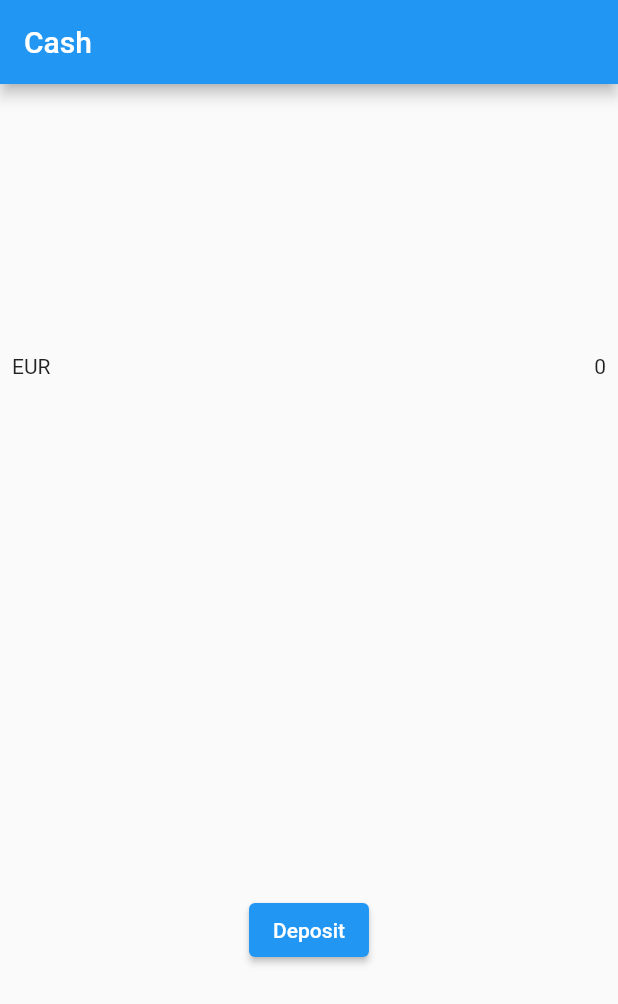
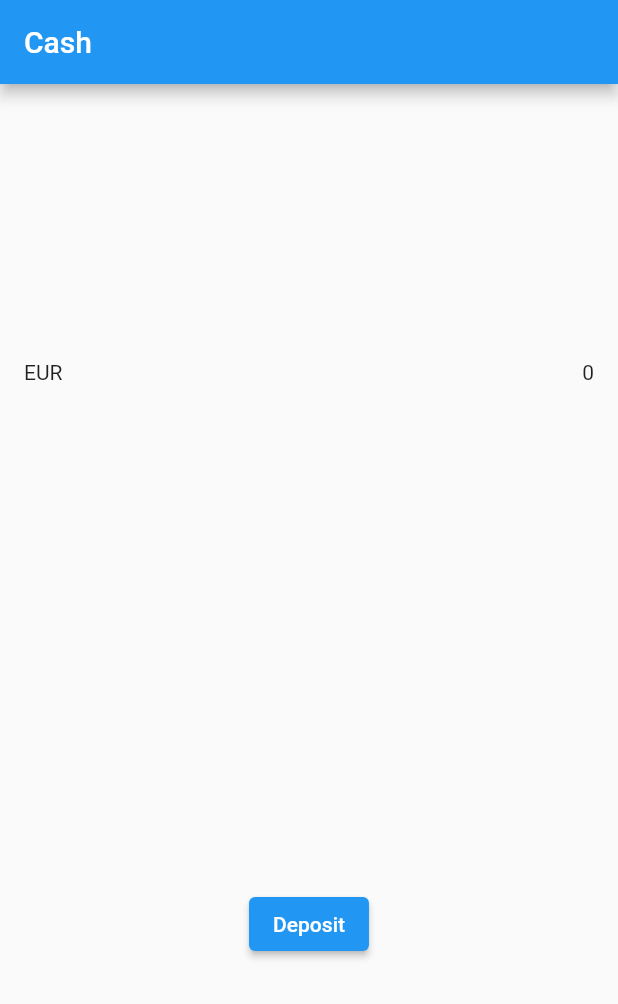
Before and after one commit to kupukctep/exchange, a Flutter app: the screen it shows after launch, on a phone screen of 412 x 824 dp. Shown: the top 1004 px of the screen. Run offline on Flutter 3.47's test engine with Material 2 defaults, Android fonts, the phone set to English and light mode, and no system bars.

Commit message:
tweak padding

```diff
--- a/exchange_flutter/lib/pages/cash_page.dart
+++ b/exchange_flutter/lib/pages/cash_page.dart
@@ -18,7 +18,7 @@ class _CashPageState extends State<CashPage> {
           title: const Text("Cash"),
         ),
         body: Container(
-            padding: const EdgeInsets.all(8),
+            padding: const EdgeInsets.all(16.0),
             child: Column(
               mainAxisAlignment: MainAxisAlignment.spaceAround,
               children: [
```
